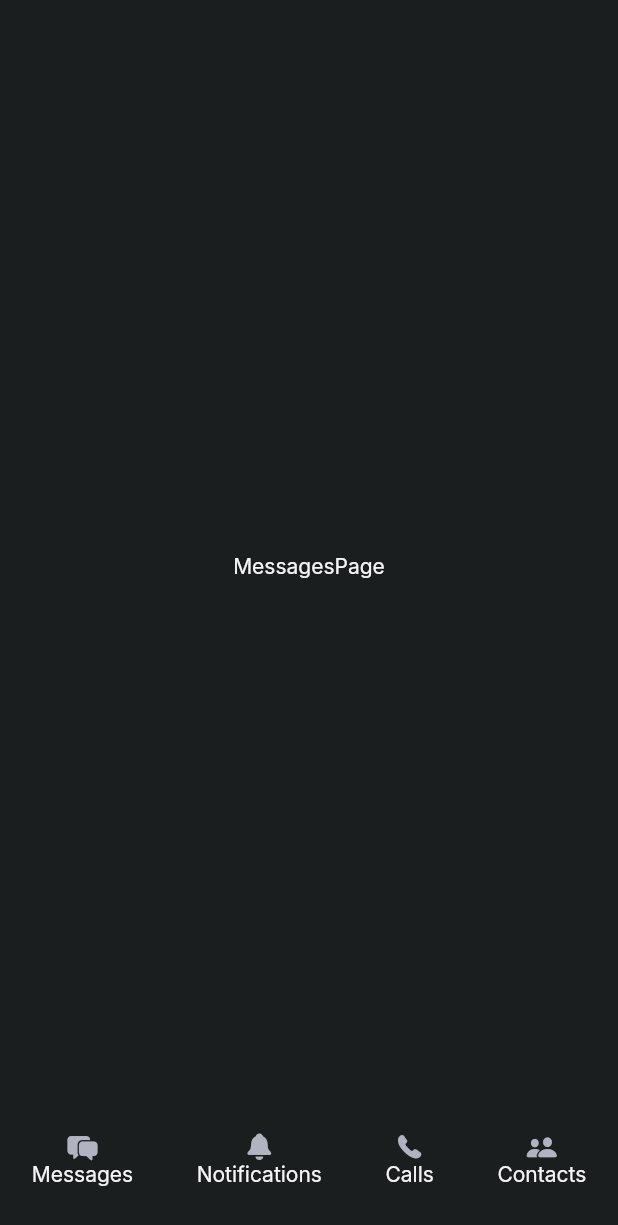
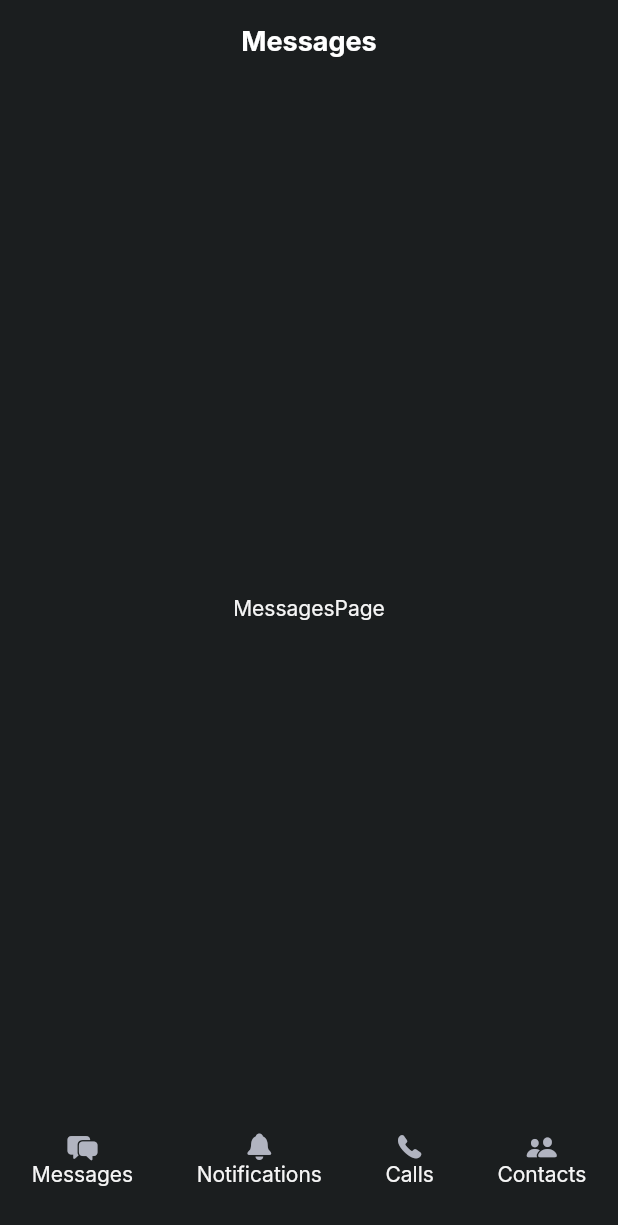
Before and after one commit to mobile-develop-practice/frontend, a Flutter app: the screen it shows after launch, on a phone screen of 412 x 824 dp. Shown: the top 1225 px of the screen. Run offline on Flutter 3.47's test engine with Material 2 defaults, Android fonts, the phone set to English and light mode, and no system bars; our stand-ins replace google_fonts; statements that could not run were skipped.

Commit message:
Appbar 标题状态修改

```diff
--- a/lib/screens/home.dart
+++ b/lib/screens/home.dart
@@ -14,6 +14,7 @@ class HomeScreen extends StatefulWidget {
 
 class _HomeScreenState extends State<HomeScreen> {
   final ValueNotifier<int> pageIndex = ValueNotifier(0);
+  final ValueNotifier<String> title = ValueNotifier('Messages');
 
   final pages = const [
     MessagesPage(),
@@ -22,9 +23,32 @@ class _HomeScreenState extends State<HomeScreen> {
     ContactsPage(),
   ];
 
+  final pageTitles = const [
+    'Messages',
+    'Notification',
+    'Calls',
+    'Contacts',
+  ];
+
   @override
   Widget build(BuildContext context) {
     return Scaffold(
+      appBar: AppBar(
+          backgroundColor: Colors.transparent,
+          elevation: 0, // 关闭阴影
+          centerTitle: true,
+          title: ValueListenableBuilder(
+            valueListenable: title,
+            builder: (BuildContext context, String value, _) {
+              return Text(
+                title.value,
+                style: const TextStyle(
+                  fontWeight: FontWeight.bold,
+                  fontSize: 18,
+                ),
+              );
+            },
+          )),
       body: ValueListenableBuilder(
           valueListenable: pageIndex,
           builder: (BuildContext context, int value, _) {
@@ -33,6 +57,7 @@ class _HomeScreenState extends State<HomeScreen> {
       bottomNavigationBar: _BottomNavigationBar(
         onItemSelected: (index) {
           pageIndex.value = index;
+          title.value = pageTitles[index];
         },
       ),
     );
@@ -138,7 +163,10 @@ class _NavigationBarItem extends StatelessWidget {
               Text(
                 lable,
                 style: isSelected
-                    ? const TextStyle(fontSize: 12, fontWeight: FontWeight.bold, color: AppColors.secondary)
+                    ? const TextStyle(
+                        fontSize: 12,
+                        fontWeight: FontWeight.bold,
+                        color: AppColors.secondary)
                     : const TextStyle(fontSize: 12),
               ),
             ],
```
